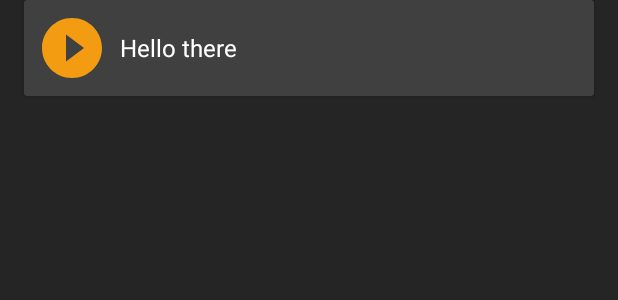
After one commit to ViktoriiaRoi/MovieFinder, an Android app: the layout video_item.xml on its own in the app's theme, with its tools: preview values and no code run, on a phone screen of 412 x 824 dp. The commit adds this screen. Shown: the top 300 px of the screen. Run offline under Robolectric (Android 15) with nearby library versions, the phone set to English and light mode, and no system bars.

Commit message:
Add videos to movie

```diff
--- a/app/src/main/java/com/example/movies/model/data/ApiResponse.kt
+++ b/app/src/main/java/com/example/movies/model/data/MovieResponse.kt
@@ -3,7 +3,7 @@ package com.example.movies.model.data
 import com.google.gson.annotations.SerializedName
 
 
-data class ApiResponse (
+data class MovieResponse (
 
     @SerializedName("page"          ) var page         : Int?               = null,
     @SerializedName("results"       ) var results      : List<Movie> = emptyList(),
--- /dev/null
+++ b/app/src/main/res/layout/video_item.xml
@@ -0,0 +1,42 @@
+<?xml version="1.0" encoding="utf-8"?>
+<layout xmlns:android="http://schemas.android.com/apk/res/android"
+    xmlns:app="http://schemas.android.com/apk/res-auto">
+
+    <data>
+        <variable
+            name="video"
+            type="com.example.movies.model.data.Video" />
+
+    </data>
+
+    <androidx.cardview.widget.CardView
+        android:layout_width="match_parent"
+        android:layout_height="wrap_content"
+        app:cardBackgroundColor="@color/light_gray"
+        android:layout_marginBottom="@dimen/betweenMargin"
+        android:layout_marginHorizontal="@dimen/edgeMargin">
+
+        <LinearLayout
+            android:layout_width="match_parent"
+            android:padding="8dp"
+            android:layout_height="wrap_content"
+            android:gravity="center_vertical"
+            android:orientation="horizontal">
+
+            <ImageView
+                android:layout_width="wrap_content"
+                android:src="@drawable/ic_play_circle"
+                android:layout_marginEnd="@dimen/betweenMargin"
+                android:contentDescription="@string/play_description"
+                android:layout_height="wrap_content" />
+
+            <TextView
+                android:id="@+id/videoNameTv"
+                android:text="@{video.name}"
+                style="@style/ValueTv"
+                android:layout_width="wrap_content"
+                android:layout_height="wrap_content" />
+
+        </LinearLayout>
+    </androidx.cardview.widget.CardView>
+</layout>
--- a/app/src/main/res/values/strings.xml
+++ b/app/src/main/res/values/strings.xml
@@ -12,7 +12,6 @@
     <string name="rating_label">Rating:</string>
     <string name="date_label">Release Date:</string>
     <string name="overview_label">Overview:</string>
-    <!-- TODO: Remove or change this placeholder text -->
-    <string name="hello_blank_fragment">Hello blank fragment</string>
+    <string name="video_label" translatable="false">Videos:</string>
 
 </resources>
```
Also changed, not shown: app/src/main/java/com/example/movies/Contract.kt (+21 -8 lines), app/src/main/java/com/example/movies/model/Model.kt (+9 -3 lines), app/src/main/java/com/example/movies/model/data/Video.kt (added, +16 -0 lines), app/src/main/java/com/example/movies/model/data/VideoResponse.kt (added, +8 -0 lines), app/src/main/java/com/example/movies/model/network/MovieApi.kt (+11 -2 lines), app/src/main/java/com/example/movies/presenter/DetailPresenter.kt (added, +30 -0 lines), app/src/main/java/com/example/movies/presenter/ListPresenter.kt (added, +31 -0 lines), app/src/main/java/com/example/movies/presenter/Presenter.kt (deleted, +0 -31 lines), app/src/main/java/com/example/movies/view/adapters/VideoAdapter.kt (added, +44 -0 lines), app/src/main/java/com/example/movies/view/detail/DetailFragment.kt (+49 -2 lines), app/src/main/java/com/example/movies/view/main/ListFragment.kt (+7 -7 lines), app/src/main/res/layout/fragment_detail.xml (+50 -32 lines).
